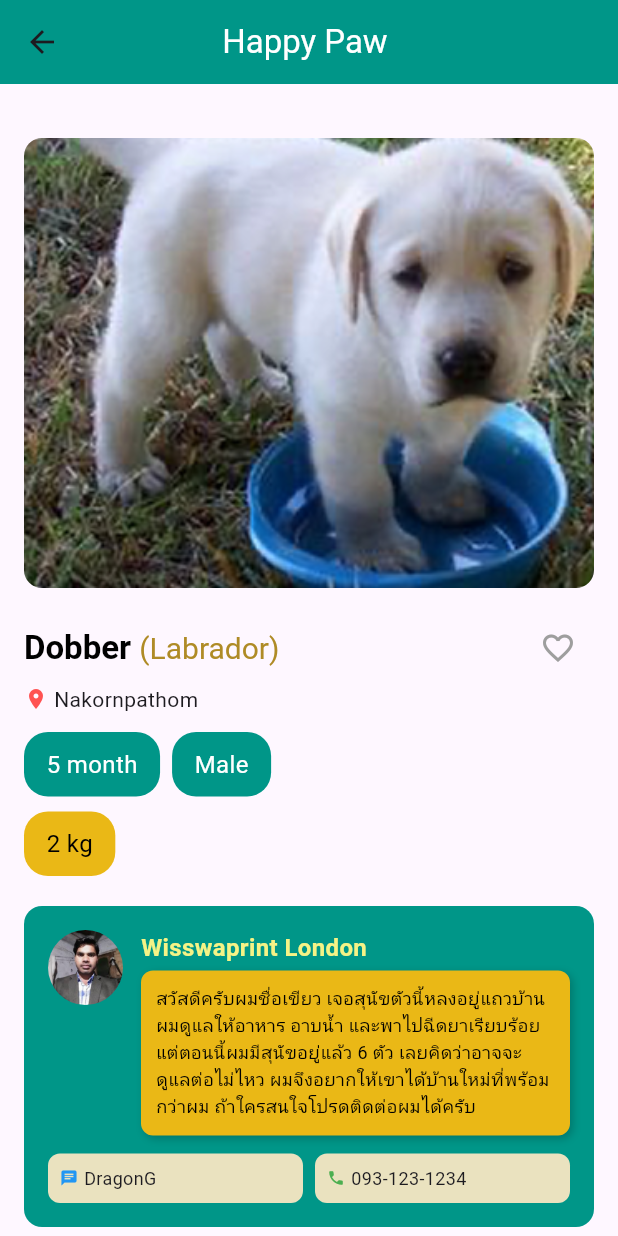
After one commit to pinceme/happy_paw, a Flutter app: the PetDetailScreen screen opened directly, on a phone screen of 412 x 824 dp. The commit adds this screen. Run offline on Flutter 3.47's test engine with Material 3 defaults, Android fonts, the phone set to English and light mode, and no system bars; network calls fail.

Commit message:
เพิ่มหน้า detail
เพิ่มหน้า detail พร้อมรูป และเพิ่มไฟล์ yaml

```diff
--- a/lib/main.dart
+++ b/lib/main.dart
@@ -3,6 +3,7 @@ import 'page/homepage.dart';
 import 'page/explore.dart';
 import 'page/donation.dart';
 import 'page/profile.dart';
+import 'page/detail.dart';
 
 
 import 'package:happy_paw/buttomnav.dart';
--- /dev/null
+++ b/lib/page/detail.dart
@@ -0,0 +1,326 @@
+import 'package:flutter/material.dart';
+
+class MyApp extends StatelessWidget {
+  const MyApp({super.key});
+
+  @override
+  Widget build(BuildContext context) {
+    return MaterialApp(
+      debugShowCheckedModeBanner: false,
+      home: PetDetailScreen(),
+    );
+  }
+}
+
+class PetDetailScreen extends StatelessWidget {
+  const PetDetailScreen({super.key});
+
+  @override
+  Widget build(BuildContext context) {
+    return Scaffold(
+      appBar: AppBar(
+        backgroundColor: Colors.teal,
+        title: const Text('Happy Paw ', style: TextStyle(color: Colors.white)),
+        centerTitle: true,
+        leading: IconButton(
+          icon: const Icon(Icons.arrow_back),
+          onPressed: () {
+            Navigator.pop(context); // ย้อนกลับไปหน้าก่อนหน้า
+          },
+        ),
+      ),
+      body: SingleChildScrollView(
+        padding: const EdgeInsets.all(16.0),
+        child: Column(
+          crossAxisAlignment: CrossAxisAlignment.start,
+          children: [
+            const SizedBox(height: 20),
+            ClipRRect(
+              borderRadius: BorderRadius.circular(12),
+              child: Image.asset(
+                "assets/images/dogd1.png",
+                height: 300,
+                width: double.infinity,
+                fit: BoxFit.cover,
+              ),
+            ),
+            const SizedBox(height: 16),
+
+            // ชื่อและสายพันธุ์
+            Row(
+              mainAxisAlignment: MainAxisAlignment.spaceBetween,
+              children: [
+                RichText(
+                  text: const TextSpan(
+                    style: TextStyle(
+                      fontSize: 22,
+                      fontWeight: FontWeight.bold,
+                      color: Colors.black,
+                    ),
+                    children: [
+                      TextSpan(text: "Dobber "), // ชื่อหมา
+                      TextSpan(
+                        text: "(Labrador)", // สายพันธุ์
+                        style: TextStyle(
+                          fontSize: 20,
+                          color: Color.fromARGB(255, 175, 139, 38),
+                          fontWeight: FontWeight.normal,
+                        ),
+                      ),
+                    ],
+                  ),
+                ),
+
+                const FavoriteButton(),
+              ],
+            ),
+
+            // สถานที่
+            Row(
+              children: const [
+                Icon(Icons.location_on, color: Colors.redAccent, size: 16),
+                SizedBox(width: 4),
+                Text("Nakornpathom"),
+              ],
+            ),
+            const SizedBox(height: 12),
+
+            // ข้อมูลแท็ก (อายุ เพศ น้ำหนัก)
+            Column(
+              crossAxisAlignment: CrossAxisAlignment.start,
+              children: [
+                Wrap(
+                  spacing: 8,
+                  children: [
+                    Container(
+                      padding: const EdgeInsets.symmetric(
+                        horizontal: 15,
+                        vertical: 10,
+                      ),
+                      decoration: BoxDecoration(
+                        color: Colors.teal,
+                        borderRadius: BorderRadius.circular(16),
+                      ),
+                      child: const Text(
+                        "5 month",
+                        style: TextStyle(fontSize: 16, color: Colors.white),
+                      ),
+                    ),
+                    Container(
+                      padding: const EdgeInsets.symmetric(
+                        horizontal: 15,
+                        vertical: 10,
+                      ),
+                      decoration: BoxDecoration(
+                        color: Colors.teal,
+                        borderRadius: BorderRadius.circular(16),
+                      ),
+                      child: const Text(
+                        "Male",
+                        style: TextStyle(fontSize: 16, color: Colors.white),
+                      ),
+                    ),
+                  ],
+                ),
+                const SizedBox(height: 10), // เพิ่มระยะห่างระหว่างบรรทัด
+                Container(
+                  padding: const EdgeInsets.symmetric(
+                    horizontal: 15,
+                    vertical: 10,
+                  ),
+                  decoration: BoxDecoration(
+                    color: const Color(0xFFEAB816),
+                    borderRadius: BorderRadius.circular(16),
+                  ),
+                  child: const Text(
+                    "2 kg",
+                    style: TextStyle(fontSize: 16, color: Colors.black),
+                  ),
+                ),
+              ],
+            ),
+
+            const SizedBox(height: 20),
+
+            // ข้อมูลเจ้าของ
+            Container(
+              decoration: BoxDecoration(
+                color:
+                    Colors
+                        .teal, // เปลี่ยนพื้นหลังของ Card เป็นสีเขียว// สีพื้นหลังของ Container
+                borderRadius: BorderRadius.circular(12), // ทำให้ขอบมน
+              ),
+              child: Card(
+                elevation: 3,
+                color: const Color.fromARGB(0, 255, 255, 255),
+                shadowColor: Colors.transparent,
+
+                shape: RoundedRectangleBorder(
+                  borderRadius: BorderRadius.circular(12),
+                ),
+                child: Padding(
+                  padding: const EdgeInsets.all(12.0),
+                  child: Column(
+                    crossAxisAlignment: CrossAxisAlignment.start,
+                    children: [
+                      // ข้อมูลเจ้าของ
+                      Row(
+                        crossAxisAlignment:
+                            CrossAxisAlignment
+                                .start, // จัดให้อวาตาร์กับข้อความอยู่ด้านบน
+                        children: [
+                          ClipRRect(
+                            borderRadius: BorderRadius.circular(50),
+                            child: Image.asset(
+                              "assets/images/profile.png",
+                              height: 50,
+                              width: 50,
+                              fit: BoxFit.cover,
+                            ),
+                          ),
+                          const SizedBox(width: 12),
+                          Expanded(
+                            child: Column(
+                              crossAxisAlignment: CrossAxisAlignment.start,
+                              children: [
+                                const Text(
+                                  "Wisswaprint London",
+                                  style: TextStyle(
+                                    fontWeight: FontWeight.bold,
+                                    fontSize: 16,
+                                    color: Color.fromARGB(
+                                      255,
+                                      245,
+                                      243,
+                                      134,
+                                    ), // สีตัวอักษร
+                                  ),
+                                ),
+                                const SizedBox(height: 4),
+
+                                Container(
+                                  padding: const EdgeInsets.all(10),
+                                  decoration: BoxDecoration(
+                                    color: const Color(
+                                      0xFFEAB816,
+                                    ), // พื้นหลังสีเหลือง
+                                    borderRadius: BorderRadius.circular(8),
+                                    boxShadow: [
+                                      BoxShadow(
+                                        color: Colors.black.withOpacity(
+                                          0.2,
+                                        ), // เงาสีดำจาง ๆ
+                                        blurRadius: 4,
+                                        offset: const Offset(2, 2),
+                                      ),
+                                    ],
+                                  ),
+                                  child: const Text(
+                                    "สวัสดีครับผมชื่อเขียว เจอสุนัขตัวนี้หลงอยู่แถวบ้าน ผมดูแลให้อาหาร อาบน้ำ และพาไปฉีดยาเรียบร้อย แต่ตอนนี้ผมมีสุนัขอยู่แล้ว 6 ตัว เลยคิดว่าอาจจะดูแลต่อไม่ไหว ผมจึงอยากให้เขาได้บ้านใหม่ที่พร้อมกว่าผม ถ้าใครสนใจโปรดติดต่อผมได้ครับ",
+                                    style: TextStyle(
+                                      fontSize: 12,
+                                      color: Colors.black,
+                                    ),
+                                  ),
+                                ),
+                              ],
+                            ),
+                          ),
+                        ],
+                      ),
+
+                      const SizedBox(height: 12),
+
+                      Row(
+                        mainAxisAlignment: MainAxisAlignment.spaceBetween,
+                        children: [
+                          Expanded(
+                            child: Container(
+                              padding: const EdgeInsets.all(8.0),
+                              decoration: BoxDecoration(
+                                color: const Color.fromARGB(255, 234, 226, 191),
+                                borderRadius: BorderRadius.circular(8),
+                              ),
+                              child: Row(
+                                mainAxisSize: MainAxisSize.min,
+                                children: [
+                                  const Icon(
+                                    Icons.chat,
+                                    color: Colors.blue,
+                                    size: 12,
+                                  ),
+                                  const SizedBox(width: 4),
+                                  const Text(
+                                    "DragonG",
+                                    style: TextStyle(fontSize: 12),
+                                  ),
+                                ],
+                              ),
+                            ),
+                          ),
+                          const SizedBox(width: 8),
+                          Expanded(
+                            child: Container(
+                              padding: const EdgeInsets.all(8.0),
+                              decoration: BoxDecoration(
+                                color: const Color.fromARGB(255, 234, 226, 191),
+                                borderRadius: BorderRadius.circular(8),
+                              ),
+                              child: Row(
+                                mainAxisSize: MainAxisSize.min,
+                                children: [
+                                  const Icon(
+                                    Icons.phone,
+                                    color: Colors.green,
+                                    size: 12,
+                                  ),
+                                  const SizedBox(width: 4),
+                                  const Text(
+                                    "093-123-1234",
+                                    style: TextStyle(fontSize: 12),
+                                  ),
+                                ],
+                              ),
+                            ),
+                          ),
+                        ],
+                      ),
+                    ],
+                  ),
+                ),
+              ),
+            ),
+
+            const SizedBox(height: 16),
+          ],
+        ),
+      ),
+    );
+  }
+}
+
+class FavoriteButton extends StatefulWidget {
+  const FavoriteButton({super.key});
+
+  @override
+  _FavoriteButtonState createState() => _FavoriteButtonState();
+}
+
+class _FavoriteButtonState extends State<FavoriteButton> {
+  bool isFavorite = false;
+
+  @override
+  Widget build(BuildContext context) {
+    return IconButton(
+      icon: Icon(
+        isFavorite ? Icons.favorite : Icons.favorite_border,
+        color: isFavorite ? Colors.red : Colors.grey,
+      ),
+      onPressed: () {
+        setState(() {
+          isFavorite = !isFavorite;
+        });
+      },
+    );
+  }
+}
--- a/pubspec.yaml
+++ b/pubspec.yaml
@@ -64,6 +64,9 @@ flutter:
     - assets/images/qr2.png
     - assets/images/donate3.png
     - assets/images/qr3.png
+    - assets/images/dogd1.png
+    - assets/images/profile.png
+
 
 
 
```
Also changed, not shown: assets/images/dogd1.png (added), assets/images/profile.png (added).
